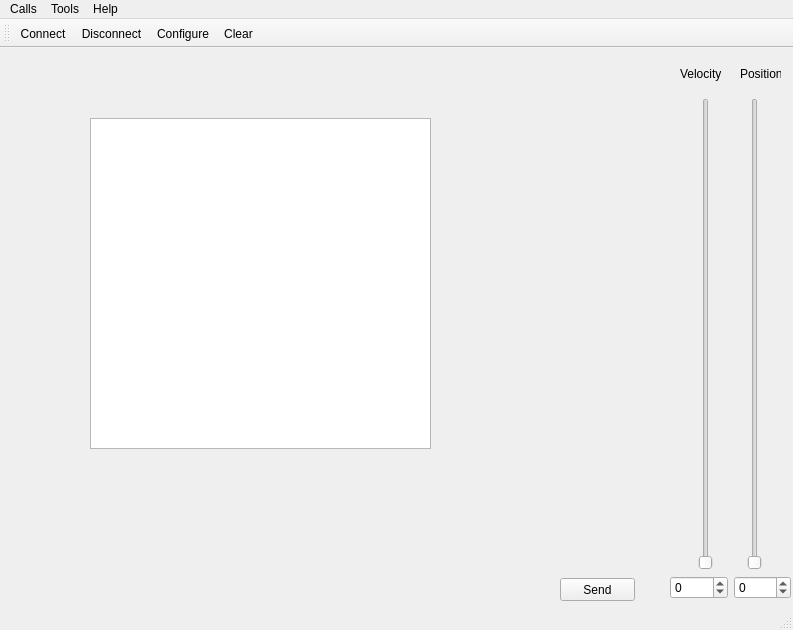
This is mainwindow.ui in RunoVj/Terminal as Qt 5 draws it before an edit. The edited form follows.
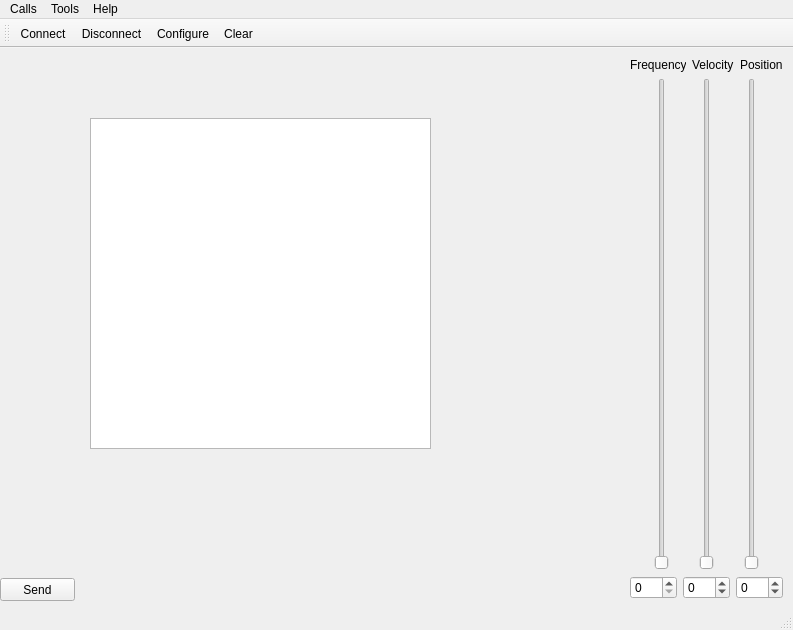
This is the edited form. Icons and pictures are not drawn.

Commit message: Added frequency scroll bar

The edit to the form file:
```diff
--- a/mainwindow.ui
+++ b/mainwindow.ui
@@ -17,7 +17,7 @@
    <widget class="QPushButton" name="sendButton">
     <property name="geometry">
      <rect>
-      <x>560</x>
+      <x>0</x>
       <y>530</y>
       <width>75</width>
       <height>23</height>
@@ -37,30 +37,65 @@
      </rect>
     </property>
    </widget>
-   <widget class="QWidget" name="layoutWidget">
+   <widget class="QWidget" name="">
     <property name="geometry">
      <rect>
-      <x>670</x>
-      <y>50</y>
-      <width>121</width>
-      <height>501</height>
+      <x>630</x>
+      <y>10</y>
+      <width>153</width>
+      <height>541</height>
      </rect>
     </property>
     <layout class="QVBoxLayout" name="verticalLayout">
+     <item>
+      <layout class="QHBoxLayout" name="horizontalLayout_3">
+       <item>
+        <widget class="QLabel" name="label_3">
+         <property name="text">
+          <string>Frequency</string>
+         </property>
+        </widget>
+       </item>
+       <item>
+        <widget class="QLabel" name="label">
+         <property name="text">
+          <string>Velocity</string>
+         </property>
+        </widget>
+       </item>
+       <item>
+        <widget class="QLabel" name="label_2">
+         <property name="text">
+          <string>Position</string>
+         </property>
+        </widget>
+       </item>
+      </layout>
+     </item>
      <item>
       <layout class="QHBoxLayout" name="horizontalLayout">
-       <item>
-        <widget class="QSlider" name="verticalSliderVelocity">
-         <property name="maximum">
-          <number>255</number>
-         </property>
-         <property name="orientation">
-          <enum>Qt::Vertical</enum>
-         </property>
-        </widget>
-       </item>
        <item>
         <widget class="QSlider" name="verticalSliderFrequency">
+         <property name="maximum">
+          <number>255</number>
+         </property>
+         <property name="orientation">
+          <enum>Qt::Vertical</enum>
+         </property>
+        </widget>
+       </item>
+       <item>
+        <widget class="QSlider" name="verticalSliderVelocity">
+         <property name="maximum">
+          <number>255</number>
+         </property>
+         <property name="orientation">
+          <enum>Qt::Vertical</enum>
+         </property>
+        </widget>
+       </item>
+       <item>
+        <widget class="QSlider" name="verticalSliderPosition">
          <property name="minimum">
           <number>1</number>
          </property>
@@ -85,19 +120,29 @@
      </item>
      <item>
       <layout class="QHBoxLayout" name="horizontalLayout_2">
-       <item>
-        <widget class="QSpinBox" name="spinBoxVelocity">
-         <property name="minimum">
-          <number>-127</number>
-         </property>
-         <property name="maximum">
-          <number>128</number>
-         </property>
-        </widget>
-       </item>
        <item>
         <widget class="QSpinBox" name="spinBoxFrequency">
          <property name="minimum">
+          <number>0</number>
+         </property>
+         <property name="maximum">
+          <number>255</number>
+         </property>
+        </widget>
+       </item>
+       <item>
+        <widget class="QSpinBox" name="spinBoxVelocity">
+         <property name="minimum">
+          <number>-127</number>
+         </property>
+         <property name="maximum">
+          <number>128</number>
+         </property>
+        </widget>
+       </item>
+       <item>
+        <widget class="QSpinBox" name="spinBoxPosition">
+         <property name="minimum">
           <number>-127</number>
          </property>
          <property name="maximum">
@@ -109,32 +154,6 @@
      </item>
     </layout>
    </widget>
-   <widget class="QLabel" name="label">
-    <property name="geometry">
-     <rect>
-      <x>680</x>
-      <y>10</y>
-      <width>41</width>
-      <height>31</height>
-     </rect>
-    </property>
-    <property name="text">
-     <string>Velocity</string>
-    </property>
-   </widget>
-   <widget class="QLabel" name="label_2">
-    <property name="geometry">
-     <rect>
-      <x>740</x>
-      <y>10</y>
-      <width>41</width>
-      <height>31</height>
-     </rect>
-    </property>
-    <property name="text">
-     <string>Position</string>
-    </property>
-   </widget>
   </widget>
   <widget class="QMenuBar" name="menubar">
    <property name="geometry">
```
Left out of the diff: 40 changed lines with no effect on the pictures. The commit also changes 2 other files.
